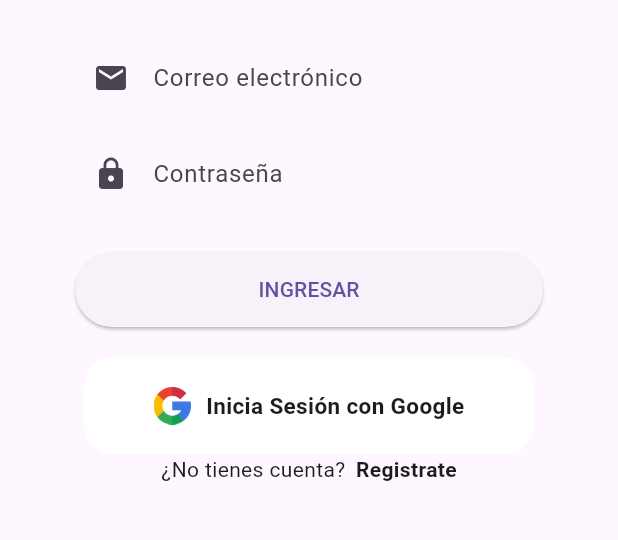
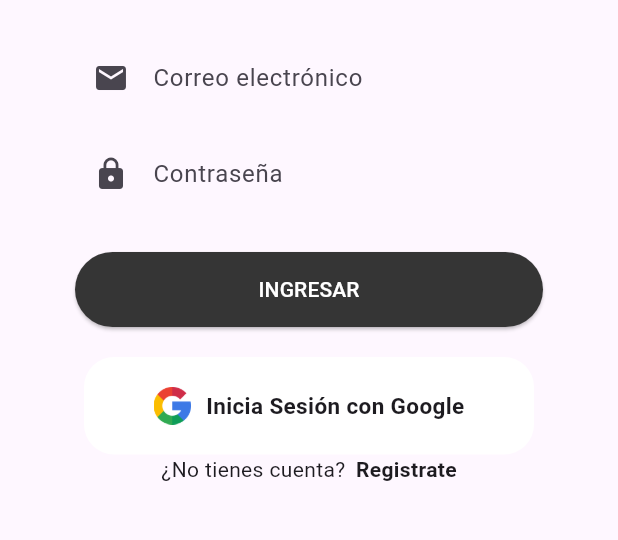
Before and after one commit to Vel935/cpuinfo-aplicaci-n, a Flutter app: the screen it shows after launch, on a phone screen of 412 x 824 dp, the part 414-954 px from its top. Run offline on Flutter 3.47's test engine with Material 3 defaults, Android fonts, the phone set to English and light mode, and no system bars; our stand-ins replace cloud_firestore, firebase_auth, firebase_core, google_sign_in; accounts and stored records are empty; Roboto replaces fonts that are missing (NimbusSans).

Commit message:
Fix modificar y mejoras en el front

```diff
--- a/lib/pages/cpuCrud/modifyCpu/modifyCpuController.dart
+++ b/lib/pages/cpuCrud/modifyCpu/modifyCpuController.dart
@@ -41,7 +41,7 @@ class ModifyCpuController {
       threads: threads,
       maxFreq: maxFreq,
       pciExpress: pciExpress,
-      fullName: fullName,
+      fullName: brand + ' ' + family + ' ' + model + '',
     );
 
     // Llamar al método para crear la CPU en la base de datos
--- a/lib/pages/login/LoginPage.dart
+++ b/lib/pages/login/LoginPage.dart
@@ -145,9 +145,10 @@ class _LoginPageState extends State<LoginPage> {
           }, // onPressed: _con.login, //esto es para que cuando se presione el boton INGRESAR se llame a la funcion "login" del controlador
           child: Text(
             'INGRESAR',
-            style: TextStyle(),
+            style: TextStyle(color: Colors.white),
           ),
           style: ElevatedButton.styleFrom(
+              backgroundColor: Color(0xFF353535),
               //elevated buttom tiene una propiedad llamada style
               // primary: MyColors.primaryColor, //esto cambia el color del boton llamando a la clase que creamos con anterioridad
               shape: RoundedRectangleBorder(
```
